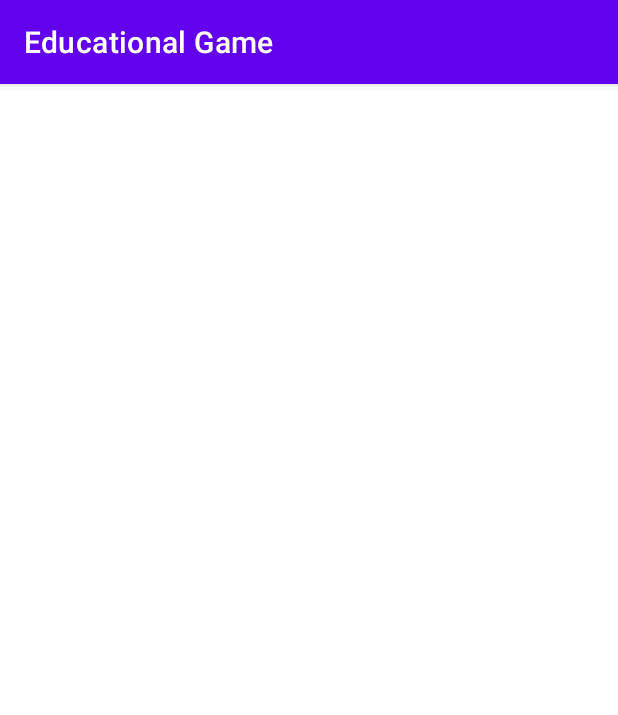
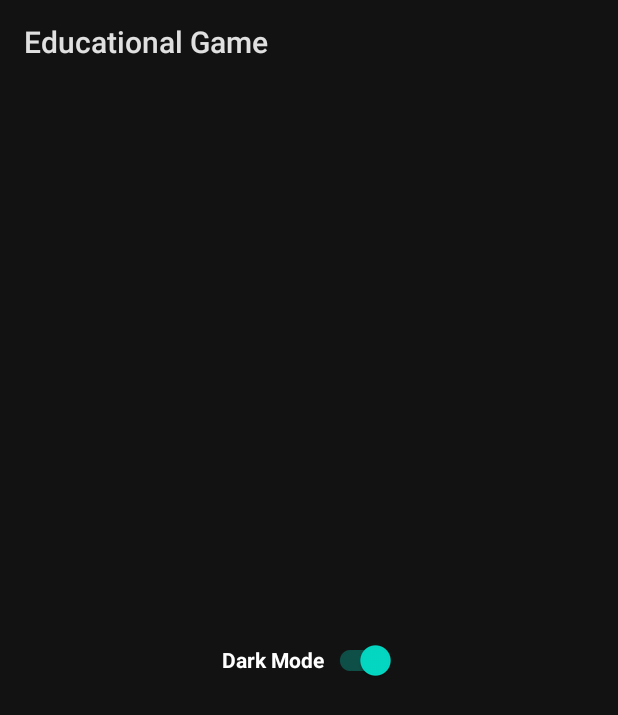
Before and after one commit to Belchy06/CP3406-Educational-Game, an Android app: the SettingsActivity screen opened directly, with no data from a screen before it, on a phone screen of 412 x 824 dp. Shown: the top 715 px of the screen. Run offline under Robolectric (Android 15) with nearby library versions, the light colour scheme and no system bars.

Commit message:
Add light and dark mode switch

```diff
--- a/app/src/main/java/com/cp3406/educationalgame/GameActivity.java
+++ b/app/src/main/java/com/cp3406/educationalgame/GameActivity.java
@@ -199,10 +199,8 @@ public class GameActivity extends AppCompatActivity implements OnClickListener {
                 int enteredAnswer = Integer.parseInt(answerContent);
                 int exScore = getScore();
                 if(enteredAnswer == answer){
-                    String score = "Score: " + (exScore+1);
+                    String score = "Score: \n" + (exScore+1);
                     scoreTxt.setText(score);
-                } else {
-                    // TODO add a strike
                 }
                 answerTxt.setText("?");
                 int[] questionVals = generateQuestion(level, random, levelVals);
@@ -223,7 +221,7 @@ public class GameActivity extends AppCompatActivity implements OnClickListener {
 
     private int getScore(){
         String scoreStr = scoreTxt.getText().toString();
-        return Integer.parseInt(scoreStr.substring(scoreStr.lastIndexOf(" ") + 1));
+        return Integer.parseInt(scoreStr.substring(scoreStr.lastIndexOf(" ") + 2));
     }
 
     private void setQuestionText(int[] questionVals) {
--- a/app/src/main/java/com/cp3406/educationalgame/SettingsActivity.java
+++ b/app/src/main/java/com/cp3406/educationalgame/SettingsActivity.java
@@ -1,6 +1,43 @@
 package com.cp3406.educationalgame;
 
+import android.content.SharedPreferences;
+import android.os.Bundle;
+import androidx.annotation.Nullable;
 import androidx.appcompat.app.AppCompatActivity;
+import androidx.appcompat.app.AppCompatDelegate;
+import androidx.appcompat.widget.SwitchCompat;
 
 public class SettingsActivity extends AppCompatActivity {
+    SwitchCompat modeSwitch;
+    SharedPreferences sharedPreferences = null;
+
+    @Override
+    protected void onCreate(@Nullable Bundle savedInstanceState) {
+        super.onCreate(savedInstanceState);
+        setContentView(R.layout.activity_settings);
+
+        modeSwitch = findViewById(R.id.mode_switch);
+        sharedPreferences = getSharedPreferences("night", 0);
+        boolean nightMode = sharedPreferences.getBoolean("night_mode", true);
+        if(nightMode) {
+            AppCompatDelegate.setDefaultNightMode(AppCompatDelegate.MODE_NIGHT_YES);
+            modeSwitch.setChecked(true);
+        }
+
+        modeSwitch.setOnCheckedChangeListener((buttonView, isChecked) -> {
+            if(isChecked) {
+                AppCompatDelegate.setDefaultNightMode(AppCompatDelegate.MODE_NIGHT_YES);
+                modeSwitch.setChecked(true);
+                SharedPreferences.Editor editor = sharedPreferences.edit();
+                editor.putBoolean("night_mode", true);
+                editor.apply();
+            } else {
+                AppCompatDelegate.setDefaultNightMode(AppCompatDelegate.MODE_NIGHT_NO);
+                modeSwitch.setChecked(false);
+                SharedPreferences.Editor editor = sharedPreferences.edit();
+                editor.putBoolean("night_mode", false);
+                editor.apply();
+            }
+        });
+    }
 }
--- a/app/src/main/java/com/cp3406/educationalgame/TimerView.java
+++ b/app/src/main/java/com/cp3406/educationalgame/TimerView.java
@@ -62,6 +62,7 @@ public class TimerView extends android.view.View {
 
         textPaint = new Paint(Paint.ANTI_ALIAS_FLAG);
         textPaint.setTextAlign(Paint.Align.CENTER);
+        textPaint.setColor(color);
         textPaint.setTextSize(150);
     }
 
--- a/app/src/main/res/layout/activity_settings.xml
+++ b/app/src/main/res/layout/activity_settings.xml
@@ -1,6 +1,13 @@
 <?xml version="1.0" encoding="utf-8"?>
-<androidx.constraintlayout.widget.ConstraintLayout
-    xmlns:android="http://schemas.android.com/apk/res/android" android:layout_width="match_parent"
-    android:layout_height="match_parent">
-
-</androidx.constraintlayout.widget.ConstraintLayout>
+<androidx.appcompat.widget.LinearLayoutCompat xmlns:android="http://schemas.android.com/apk/res/android"
+    android:layout_width="match_parent"
+    android:layout_height="match_parent"
+    android:gravity="center">
+    <androidx.appcompat.widget.SwitchCompat
+        android:layout_width="wrap_content"
+        android:layout_height="wrap_content"
+        android:textStyle="bold"
+        android:text="@string/dark_mode"
+        android:checked="false"
+        android:id="@+id/mode_switch"/>
+</androidx.appcompat.widget.LinearLayoutCompat>
--- a/app/src/main/res/values/strings.xml
+++ b/app/src/main/res/values/strings.xml
@@ -3,7 +3,7 @@
     <string name="help_info">You Do The Math! is an arithmetic game.\n\nChoose Easy, Medium or Hard level to begin.\n\nAnswer the question by typing on the number pad displayed and pressing enter. Press the C button to clear an existing answer. Each question may be an addition, subtraction, multiplication or division.\n\nYour ten best scores will automatically be saved into the High Scores.</string>
     <string name="high_scores">HIGH SCORES</string>
     <string name="result">result</string>
-    <string name="inital_score">Score: 0</string>
+    <string name="inital_score">Score: \n0</string>
     <string name="initial_question">0 + 0 =</string>
     <string name="initial_answer">\?</string>
     <string name="clear">C</string>
@@ -18,4 +18,8 @@
     <string name="_3">3</string>
     <string name="_0">0</string>
     <string name="enter">Enter</string>
+    <string name="dark_mode">Dark Mode</string>
+    <string name="play">Play</string>
+    <string name="how_to_play">How to Play</string>
+    <string name="settings">Settings</string>
 </resources>
```
Also changed, not shown: app/src/main/java/com/cp3406/educationalgame/MainActivity.java (+11 -15 lines), app/src/main/res/layout/activity_main.xml (+17 -19 lines), app/src/main/res/layout/activity_play.xml (+28 -31 lines).
